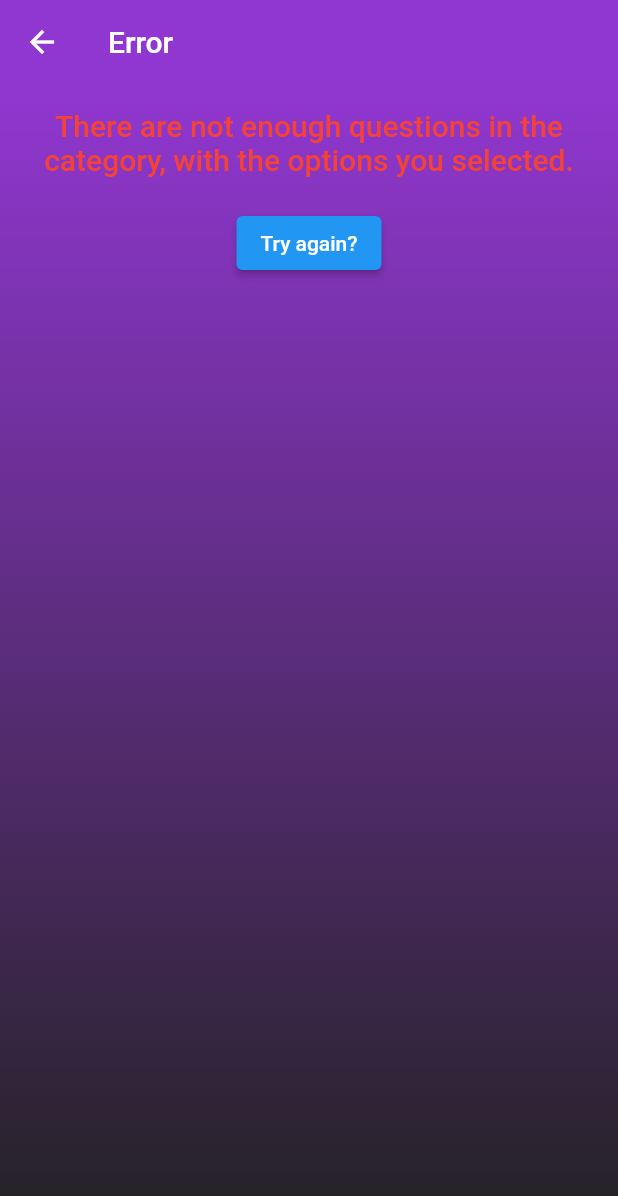
After one commit to Aimireal/Quizsy, a Flutter app: the ErrorPage screen opened directly, on a phone screen of 412 x 824 dp. The commit adds this screen. Shown: the top 1196 px of the screen. Run offline on Flutter 3.47's test engine with Material 2 defaults, Android fonts, the phone set to English and light mode, and no system bars; our stand-ins replace auto_size_text, flutter_custom_clippers, font_awesome_flutter, html_unescape; Roboto replaces fonts that are missing (Montserrat).

Commit message:
Added Error page

```diff
--- /dev/null
+++ b/lib/screens/error.dart
@@ -0,0 +1,52 @@
+import 'package:flutter/material.dart';
+
+class ErrorPage extends StatelessWidget{
+  final String message;
+  const ErrorPage({Key? key, this.message = "Unknown Error Occurred"}) : super(key: key);
+
+  @override
+  Widget build(BuildContext context){
+    return Scaffold(
+      appBar: AppBar(
+        title: Text("Error"),
+        elevation: 0,
+      ),
+      body: Container(
+        height: double.infinity,
+        width: double.infinity,
+        decoration: BoxDecoration(
+          gradient: LinearGradient(
+            colors: [
+              Theme.of(context).primaryColor,
+              Theme.of(context).accentColor,
+            ],
+            begin: Alignment.topCenter,
+            end: Alignment.bottomCenter,
+          )
+        ),
+        child: Padding(
+          padding: const EdgeInsets.all(16.0),
+          child: Column(
+            mainAxisSize: MainAxisSize.min,
+            children: <Widget>[
+              Text(
+                message,
+                textAlign: TextAlign.center,
+                style: TextStyle(
+                  fontSize: 20.0,
+                  fontWeight: FontWeight.w500,
+                  color: Colors.red
+                ),
+              ),
+              SizedBox(height: 20),
+              ElevatedButton(
+                onPressed: () => Navigator.pop(context),
+                child: Text("Try again?"),
+              )
+            ],
+          ),
+        ),
+      ),
+    );
+  }
+}
--- /dev/null
+++ b/lib/screens/quiz_page.dart
@@ -0,0 +1,24 @@
+import 'package:flutter/material.dart';
+import 'package:flutter_custom_clippers/flutter_custom_clippers.dart';
+import 'package:html_unescape/html_unescape.dart';
+
+import 'package:quizapp/models/categories.dart';
+import 'package:quizapp/models/questions.dart';
+import 'package:quizapp/screens/quiz_finished.dart';
+
+class QuizPage extends StatefulWidget{
+  final List<Question> questions;
+  final Category category;
+  const QuizPage({Key? key, required this.questions, required this.category}) : super(key: key);
+
+  @override
+  State<StatefulWidget> createState() => _QuizPageState();
+}
+
+class _QuizPageState extends State<QuizPage>{
+  @override
+  Widget build(BuildContext context) {
+    // TODO: implement build
+    throw UnimplementedError();
+  }
+}
--- a/lib/widgets/options.dart
+++ b/lib/widgets/options.dart
@@ -5,6 +5,8 @@ import 'package:quizapp/models/categories.dart';
 import 'package:quizapp/models/questions.dart';
 import 'package:quizapp/utils/constants.dart';
 import 'package:quizapp/utils/networking.dart';
+import 'package:quizapp/screens/error.dart';
+import 'package:quizapp/screens/quiz_page.dart';
 
 class QuizOptionsDialog extends StatefulWidget{
   final Category category;
@@ -99,19 +101,19 @@ class _QuizOptionsDialogState extends State<QuizOptionsDialog>{
                 ActionChip(
                   label: Text("Easy"),
                   labelStyle: TextStyle(color: Colors.white),
-                  backgroundColor: _totalQuestions == 10 ? kPurple : kGrey,
+                  backgroundColor: _difficulty == diffEasy ? kPurple : kGrey,
                   onPressed: () => _selectDifficulty(diffEasy),
                 ),
                 ActionChip(
                   label: Text("Medium"),
                   labelStyle: TextStyle(color: Colors.white),
-                  backgroundColor: _totalQuestions == 10 ? kPurple : kGrey,
+                  backgroundColor: _difficulty == diffMedium ? kPurple : kGrey,
                   onPressed: () => _selectDifficulty(diffMedium),
                 ),
                 ActionChip(
                   label: Text("Hard"),
                   labelStyle: TextStyle(color: Colors.white),
-                  backgroundColor: _totalQuestions == 10 ? kPurple : kGrey,
+                  backgroundColor: _difficulty == diffHard ? kPurple : kGrey,
                   onPressed: () => _selectDifficulty(diffHard),
                 ),
               ],
@@ -144,12 +146,30 @@ class _QuizOptionsDialogState extends State<QuizOptionsDialog>{
     setState(() {
       _loading = true;
     });
-
-    try{
-    }catch(e){
-      //ToDo: Error handling
+     try {
+      List<Question> questions =  await getQuestions(widget.category, _totalQuestions, _difficulty);
+      Navigator.pop(context);
+      if(questions.length < 1) {
+        Navigator.of(context).push(MaterialPageRoute(
+          builder: (_) => ErrorPage(message: "There are not enough questions in the category, with the options you selected.",)
+        ));
+        return;
+      }
+      Navigator.push(context, MaterialPageRoute(
+        builder: (_) => QuizPage(questions: questions, category: widget.category,)
+      ));
+      }on SocketException catch (_) {
+      Navigator.pushReplacement(context, MaterialPageRoute(
+        builder: (_) => ErrorPage(message: "Can't reach the servers, \n Please check your internet connection.",)
+      ));
+    } catch(e){
       print(e);
+      Navigator.pushReplacement(context, MaterialPageRoute(
+        builder: (_) => ErrorPage(message: "Unexpected error trying to connect to the API",)
+      ));
     }
+    setState(() {
+      _loading=false;
+    });
   }
-
 }
--- a/pubspec.yaml
+++ b/pubspec.yaml
@@ -32,6 +32,7 @@ dependencies:
   font_awesome_flutter: ^9.1.0
   http: ^0.13.3
   auto_size_text: ^3.0.0-nullsafety.0
+  html_unescape: ^2.0.0
 
 dev_dependencies:
   flutter_test:
```
Also changed, not shown: lib/screens/check_answers.dart (added), lib/screens/quiz_finished.dart (added), pubspec.lock.
